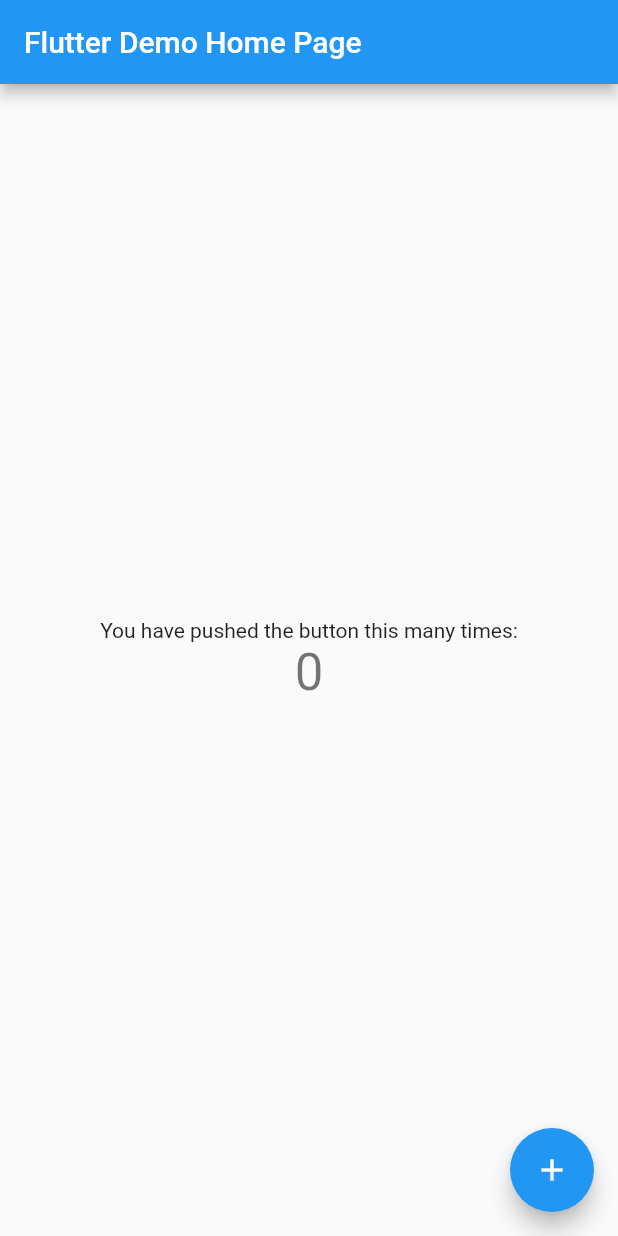
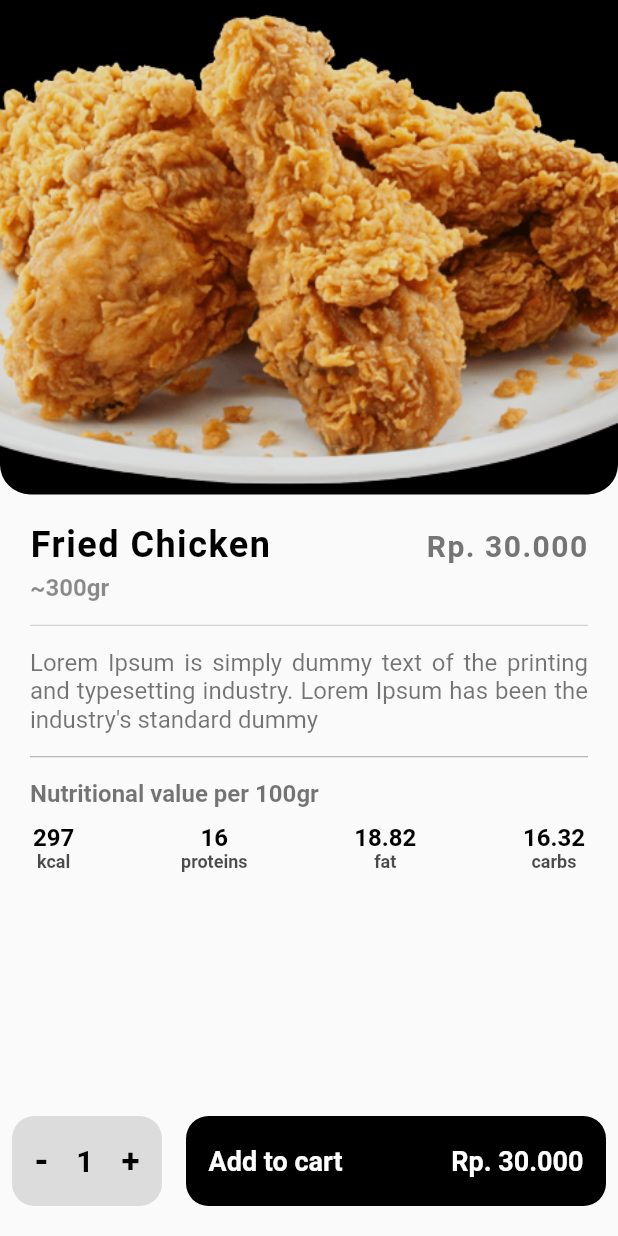
Before and after one commit to changjli/diafit, a Flutter app: the screen it shows after launch, on a phone screen of 412 x 824 dp. Run offline on Flutter 3.47's test engine with Material 2 defaults, Android fonts, the phone set to English and light mode, and no system bars.

Commit message:
OrderPage
- ad nambah folder buat image nya (images)
- trus di file pubspec, assetnya hrs dinyalain trus refer ke folder images

```diff
--- a/diafit/lib/main.dart
+++ b/diafit/lib/main.dart
@@ -1,116 +1,264 @@
 import 'package:flutter/material.dart';
 
 void main() {
-  runApp(const MyApp());
+  runApp(MyApp());
 }
 
 class MyApp extends StatelessWidget {
-  const MyApp({super.key});
-
-  // This widget is the root of your application.
   @override
   Widget build(BuildContext context) {
     return MaterialApp(
-      title: 'Flutter Demo',
       theme: ThemeData(
-        // This is the theme of your application.
-        //
-        // Try running your application with "flutter run". You'll see the
-        // application has a blue toolbar. Then, without quitting the app, try
-        // changing the primarySwatch below to Colors.green and then invoke
-        // "hot reload" (press "r" in the console where you ran "flutter run",
-        // or simply save your changes to "hot reload" in a Flutter IDE).
-        // Notice that the counter didn't reset back to zero; the application
-        // is not restarted.
         primarySwatch: Colors.blue,
       ),
-      home: const MyHomePage(title: 'Flutter Demo Home Page'),
+      home: OrderPage(),
     );
   }
 }
 
-class MyHomePage extends StatefulWidget {
-  const MyHomePage({super.key, required this.title});
-  //grgrgrgrgfwewrewrwer
-
-  // This widget is the home page of your application. It is stateful, meaning
-  // that it has a State object (defined below) that contains fields that affect
-  // how it looks.
-
-  // This class is the configuration for the state. It holds the values (in this
-  // case the title) provided by the parent (in this case the App widget) and
-  // used by the build method of the State. Fields in a Widget subclass are
-  // always marked "final".
-
-  final String title;
-
-  @override
-  State<MyHomePage> createState() => _MyHomePageState();
-}
-
-class _MyHomePageState extends State<MyHomePage> {
-  int _counter = 0;
-
-  void _incrementCounter() {
-    setState(() {
-      // This call to setState tells the Flutter framework that something has
-      // changed in this State, which causes it to rerun the build method below
-      // so that the display can reflect the updated values. If we changed
-      // _counter without calling setState(), then the build method would not be
-      // called again, and so nothing would appear to happen.
-      _counter++;
-    });
-  }
-
+class OrderPage extends StatelessWidget {
+  List<String> nutritions_val = ["297", "16", "18.82", "16.32"];
+  List<String> nutritions = ["kcal", "proteins", "fat", "carbs"];
   @override
   Widget build(BuildContext context) {
-    // This method is rerun every time setState is called, for instance as done
-    // by the _incrementCounter method above.
-    //
-    // The Flutter framework has been optimized to make rerunning build methods
-    // fast, so that you can just rebuild anything that needs updating rather
-    // than having to individually change instances of widgets.
     return Scaffold(
-      appBar: AppBar(
-        // Here we take the value from the MyHomePage object that was created by
-        // the App.build method, and use it to set our appbar title.
-        title: Text(widget.title),
+      body: Column(
+        children: [
+          Container(
+            width: MediaQuery.of(context).size.width,
+            height: MediaQuery.of(context).size.height / 2.5,
+            decoration: BoxDecoration(
+                color: Colors.black,
+                borderRadius: BorderRadius.only(
+                  bottomRight: Radius.circular(20),
+                  bottomLeft: Radius.circular(20),
+                ),
+                image: DecorationImage(
+                  image: AssetImage(
+                    "images/chicken.png",
+                  ),
+                  fit: BoxFit.cover,
+                  opacity: 0.9,
+                )),
+            child: Column(
+              children: [
+                Spacer(),
+              ],
+            ),
+          ),
+          SizedBox(
+            height: 10,
+          ),
+          Padding(
+            padding: const EdgeInsets.symmetric(
+              horizontal: 20,
+              vertical: 10,
+            ),
+            child: Column(
+              crossAxisAlignment: CrossAxisAlignment.start,
+              children: [
+                Container(
+                  width: MediaQuery.of(context).size.width,
+                  child: Column(
+                    crossAxisAlignment: CrossAxisAlignment.start,
+                    children: [
+                      Row(
+                        mainAxisAlignment: MainAxisAlignment.spaceBetween,
+                        children: [
+                          Text(
+                            "Fried Chicken",
+                            style: TextStyle(
+                              fontSize: 24,
+                              color: Colors.black,
+                              fontWeight: FontWeight.bold,
+                              letterSpacing: 1,
+                            ),
+                          ),
+                          Text(
+                            "Rp. 30.000",
+                            style: TextStyle(
+                              fontSize: 20,
+                              color: Colors.grey.shade600,
+                              fontWeight: FontWeight.bold,
+                              letterSpacing: 1,
+                            ),
+                          ),
+                        ],
+                      ),
+                      SizedBox(
+                        height: 5,
+                      ),
+                      Text(
+                        "~300gr",
+                        style: TextStyle(
+                            fontSize: 16,
+                            color: Colors.black45,
+                            fontWeight: FontWeight.w600),
+                      ),
+                      SizedBox(
+                        height: 15,
+                      ),
+                    ],
+                  ),
+                ),
+                Container(
+                  decoration: BoxDecoration(
+                    border: Border.all(
+                      color: Colors.grey,
+                      width: .3,
+                    ),
+                  ),
+                ),
+                SizedBox(
+                  height: 15,
+                ),
+                Text(
+                  "Lorem Ipsum is simply dummy text of the printing and typesetting industry. Lorem Ipsum has been the industry's standard dummy",
+                  textAlign: TextAlign.justify,
+                  style: TextStyle(
+                    color: Colors.black54,
+                    fontSize: 16,
+                  ),
+                ),
+                SizedBox(
+                  height: 15,
+                ),
+                Container(
+                  decoration: BoxDecoration(
+                    border: Border.all(
+                      color: Colors.grey,
+                      width: .3,
+                    ),
+                  ),
+                ),
+                SizedBox(
+                  height: 15,
+                ),
+                Text(
+                  "Nutritional value per 100gr",
+                  style: TextStyle(
+                    color: Colors.black54,
+                    fontWeight: FontWeight.bold,
+                    fontSize: 16,
+                  ),
+                ),
+                Row(
+                  mainAxisAlignment: MainAxisAlignment.spaceBetween,
+                  children: [
+                    for (int i = 0; i < 4; i++)
+                      Container(
+                        padding: EdgeInsets.symmetric(
+                          vertical: 10,
+                          horizontal: 2,
+                        ),
+                        child: Column(
+                          children: [
+                            Text(
+                              nutritions_val[i],
+                              style: TextStyle(
+                                color: Colors.black,
+                                fontSize: 16,
+                                fontWeight: FontWeight.bold,
+                              ),
+                            ),
+                            Text(
+                              nutritions[i],
+                              style: TextStyle(
+                                color: Color.fromARGB(179, 0, 0, 0),
+                                fontSize: 12,
+                                fontWeight: FontWeight.bold,
+                              ),
+                            ),
+                          ],
+                        ),
+                      ),
+                  ],
+                ),
+              ],
+            ),
+          ),
+        ],
       ),
-      body: Center(
-        // Center is a layout widget. It takes a single child and positions it
-        // in the middle of the parent.
-        child: Column(
-          // Column is also a layout widget. It takes a list of children and
-          // arranges them vertically. By default, it sizes itself to fit its
-          // children horizontally, and tries to be as tall as its parent.
-          //
-          // Invoke "debug painting" (press "p" in the console, choose the
-          // "Toggle Debug Paint" action from the Flutter Inspector in Android
-          // Studio, or the "Toggle Debug Paint" command in Visual Studio Code)
-          // to see the wireframe for each widget.
-          //
-          // Column has various properties to control how it sizes itself and
-          // how it positions its children. Here we use mainAxisAlignment to
-          // center the children vertically; the main axis here is the vertical
-          // axis because Columns are vertical (the cross axis would be
-          // horizontal).
-          mainAxisAlignment: MainAxisAlignment.center,
-          children: <Widget>[
-            const Text(
-              'You have pushed the button this many times:',
+      bottomNavigationBar: Container(
+        padding: EdgeInsets.symmetric(vertical: 10),
+        height: 100,
+        child: Row(
+          mainAxisAlignment: MainAxisAlignment.spaceAround,
+          children: [
+            Container(
+              padding: EdgeInsets.symmetric(horizontal: 15),
+              width: 100,
+              height: 60,
+              decoration: BoxDecoration(
+                color: Colors.black12,
+                borderRadius: BorderRadius.circular(15),
+              ),
+              child: Row(
+                mainAxisAlignment: MainAxisAlignment.spaceBetween,
+                children: [
+                  Text(
+                    "-",
+                    style: TextStyle(
+                      color: Colors.black,
+                      fontWeight: FontWeight.bold,
+                      fontSize: 24,
+                    ),
+                  ),
+                  Text(
+                    "1",
+                    style: TextStyle(
+                      color: Colors.black,
+                      fontWeight: FontWeight.bold,
+                      fontSize: 20,
+                    ),
+                  ),
+                  Text(
+                    "+",
+                    style: TextStyle(
+                      color: Colors.black,
+                      fontWeight: FontWeight.bold,
+                      fontSize: 22,
+                    ),
+                  ),
+                ],
+              ),
             ),
-            Text(
-              '$_counter',
-              style: Theme.of(context).textTheme.headlineMedium,
+            Container(
+              padding: EdgeInsets.symmetric(
+                vertical: 10,
+                horizontal: 15,
+              ),
+              width: 280,
+              height: 60,
+              decoration: BoxDecoration(
+                color: Colors.black,
+                borderRadius: BorderRadius.circular(15),
+              ),
+              child: Row(
+                mainAxisAlignment: MainAxisAlignment.spaceBetween,
+                children: [
+                  Text(
+                    "Add to cart",
+                    style: TextStyle(
+                      fontSize: 18,
+                      color: Colors.white,
+                      fontWeight: FontWeight.bold,
+                    ),
+                  ),
+                  Text(
+                    "Rp. 30.000",
+                    style: TextStyle(
+                      fontSize: 18,
+                      color: Colors.white,
+                      fontWeight: FontWeight.bold,
+                    ),
+                  ),
+                ],
+              ),
             ),
           ],
         ),
       ),
-      floatingActionButton: FloatingActionButton(
-        onPressed: _incrementCounter,
-        tooltip: 'Increment',
-        child: const Icon(Icons.add),
-      ), // This trailing comma makes auto-formatting nicer for build methods.
     );
   }
 }
--- a/diafit/pubspec.yaml
+++ b/diafit/pubspec.yaml
@@ -59,9 +59,8 @@
   uses-material-design: true
 
   # To add assets to your application, add an assets section, like this:
-  # assets:
-  #   - images/a_dot_burr.jpeg
-  #   - images/a_dot_ham.jpeg
+  assets:
+    - images/
 
   # An image asset can refer to one or more resolution-specific "variants", see
   # https://flutter.dev/assets-and-images/#resolution-aware
```
Also changed, not shown: diafit/images/chicken.png (added), diafit/pubspec.lock, 1 other file.
